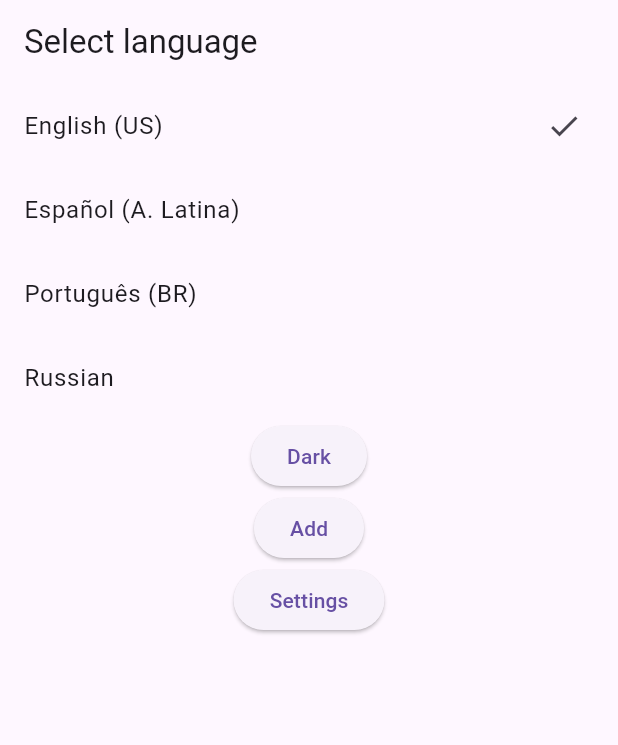
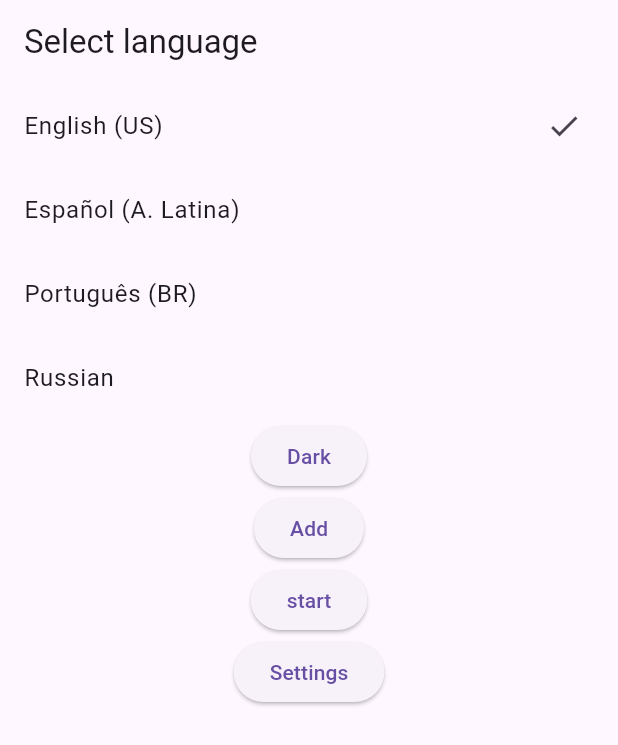
Before and after one commit to adil-nauruzbaev/antiradar_copy, a Flutter app: the screen it shows after launch, on a phone screen of 412 x 824 dp. Shown: the top 745 px of the screen. Run offline on Flutter 3.47's test engine with Material 3 defaults, Android fonts, the phone set to English and light mode, and no system bars; our stand-ins replace flutter_riverpod, geolocator, go_router, riverpod_annotation; generated files the repository leaves out were written again.

Commit message:
Added start page

```diff
--- a/lib/presentation/router/app_router.dart
+++ b/lib/presentation/router/app_router.dart
@@ -1,5 +1,6 @@
 import 'package:antiradar/presentation/view/on_boarding/allow_location.dart';
 import 'package:antiradar/presentation/view/on_boarding/country_select_screen.dart';
+import 'package:antiradar/presentation/view/start_screens/language_screen.dart';
 import 'package:flutter/material.dart';
 import 'package:go_router/go_router.dart';
 import 'package:antiradar/presentation/view/on_boarding/welcome_screen.dart';
@@ -29,6 +30,10 @@ GoRouter router(RouterRef ref) {
           path: '/allow-location',
           builder: (context, state) => const AllowLocationScreen(),
         ),
+        GoRoute(
+          path: '/language',
+          builder: (context, state) => const LanguageScreen(),
+        ),
       ]);
   ref.onDispose(router.dispose);
   return router;
--- a/lib/presentation/view/on_boarding/welcome_screen.dart
+++ b/lib/presentation/view/on_boarding/welcome_screen.dart
@@ -65,6 +65,12 @@ class WelcomeScreen extends ConsumerWidget {
             },
           ),
           ElevatedButton(
+            child: const Text('start'),
+            onPressed: () {
+              context.push('/language');
+            },
+          ),
+          ElevatedButton(
             child: Text(loc.settings),
             onPressed: () {
               context.push('/allow-location');
--- a/lib/presentation/view_model/settings/theme_provider.dart
+++ b/lib/presentation/view_model/settings/theme_provider.dart
@@ -1,3 +1,5 @@
+import 'package:antiradar/presentation/view_model/settings/dark_theme.dart';
+import 'package:antiradar/presentation/view_model/settings/light_theme.dart';
 import 'package:flutter/material.dart';
 import 'package:riverpod_annotation/riverpod_annotation.dart';
 
@@ -19,9 +21,9 @@ class ThemeNotifier extends _$ThemeNotifier {
 ThemeData themeData(AppTheme theme) {
   switch (theme) {
     case AppTheme.dark:
-      return ThemeData.dark();
+      return darkTheme;
     case AppTheme.light:
     default:
-      return ThemeData.light();
+      return lightTheme;
   }
 }
```
Also changed, not shown: lib/presentation/view/start_screens/language_screen.dart (added, +42 -0 lines), lib/presentation/view_model/settings/dark_theme.dart (added, +18 -0 lines), lib/presentation/view_model/settings/gradient_extension.dart (added, +22 -0 lines), lib/presentation/view_model/settings/light_theme.dart (added, +21 -0 lines), lib/utils/app_colors.dart (+9 -0 lines), lib/presentation/view/start_screens/style.dart (added), pubspec.lock.
